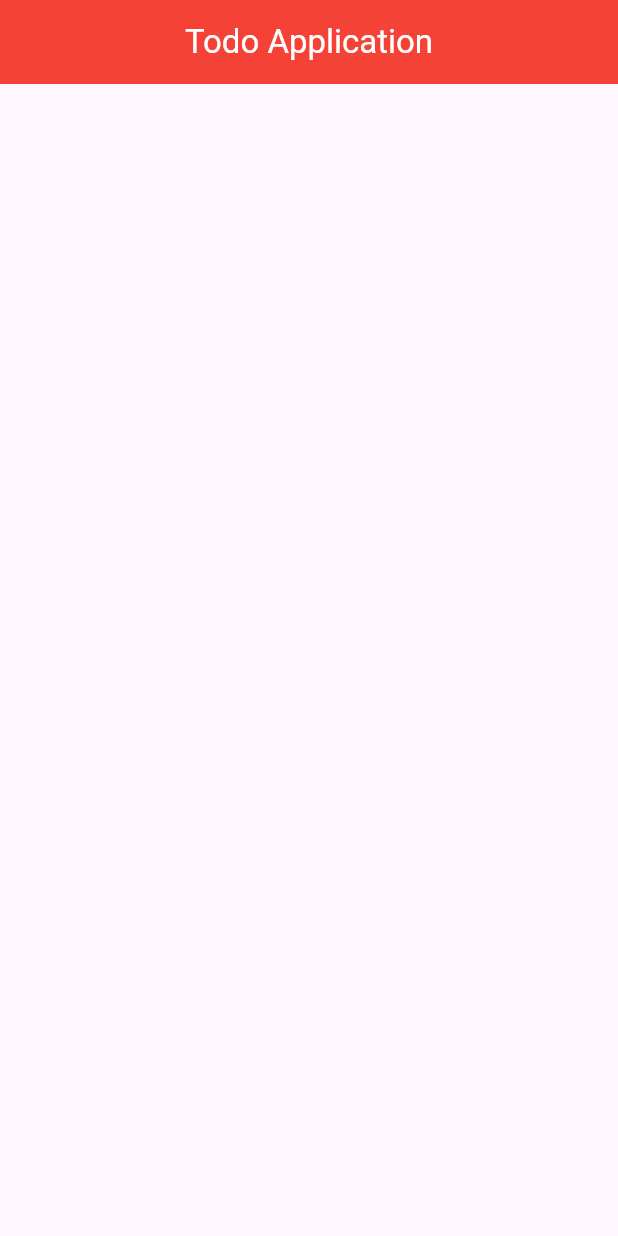
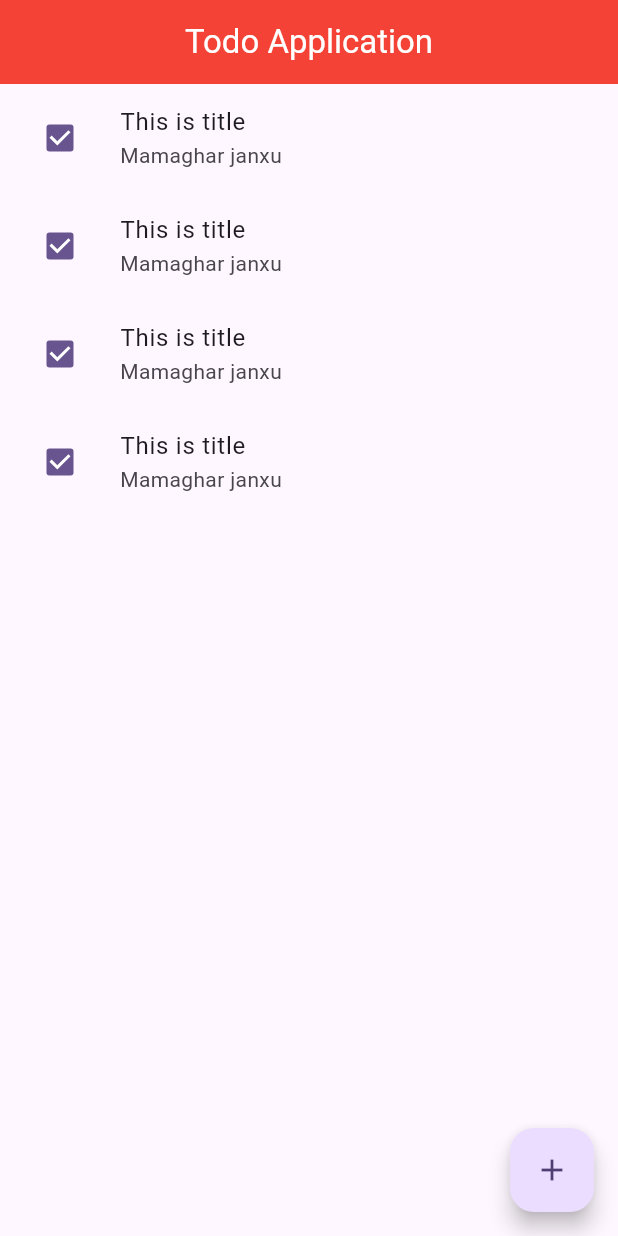
Before and after one commit to nabinn10/Todo-Application, a Flutter app: the screen it shows after launch, on a phone screen of 412 x 824 dp. Run offline on Flutter 3.47's test engine with Material 3 defaults, Android fonts, the phone set to English and light mode, and no system bars.

Commit message:
Up update

```diff
--- a/lib/homepage.dart
+++ b/lib/homepage.dart
@@ -4,23 +4,27 @@ import 'package:todoapplication/model/todo.dart';
 class TodoApplication extends StatefulWidget {
   TodoApplication({super.key});
 
-  List<Todo> todos = [
-    Todo(id: "1",
+  final List<Todo> todos = [
+    Todo(
+      id: "1",
       title: "This is title",
       description: "Mamaghar janxu",
       isCompleted: true,
     ),
-     Todo(id: "2",
+    Todo(
+      id: "2",
       title: "This is title",
       description: "Mamaghar janxu",
       isCompleted: true,
     ),
-     Todo(id: "3",
+    Todo(
+      id: "3",
       title: "This is title",
       description: "Mamaghar janxu",
       isCompleted: true,
     ),
-     Todo(id: "4",
+    Todo(
+      id: "4",
       title: "This is title",
       description: "Mamaghar janxu",
       isCompleted: true,
@@ -34,13 +38,31 @@ class TodoApplication extends StatefulWidget {
 class _TodoApplicationState extends State<TodoApplication> {
   @override
   Widget build(BuildContext context) {
-    return  Scaffold(
+    return Scaffold(
       appBar: AppBar(
-        title: Text("Todo Application",style: TextStyle(color: Colors.white),),
+        title: const Text(
+          "Todo Application",
+          style: TextStyle(color: Colors.white),
+        ),
         backgroundColor: Colors.red,
         centerTitle: true,
       ),
+      body: ListView.builder(
+        itemCount: widget.todos.length,
+        itemBuilder: (ctx, i) {
+          return ListTile(
+            leading: Checkbox(
+              value: widget.todos[i].isCompleted,
+              onChanged: (value) {
 
+              },
+            ),
+            title: Text(widget.todos[i].title),
+            subtitle: Text(widget.todos[i].description),
+          );
+        },
+      ),
+      floatingActionButton: FloatingActionButton(onPressed: () {},child: Icon(Icons.add),),
     );
   }
 }
```
Lines whose indentation alone changed are shown as unchanged.
